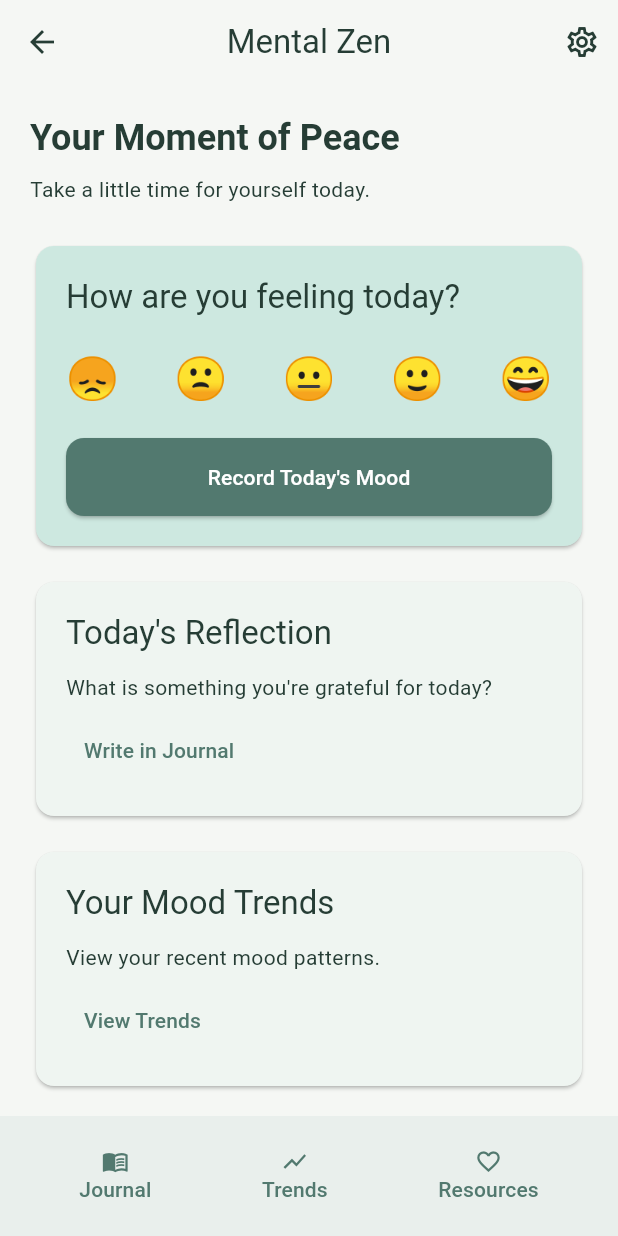
After one commit to m-beamlak04/mental_zen, a Flutter app: the HomeScreen screen opened directly, on a phone screen of 412 x 824 dp. The commit adds this screen. Run offline on Flutter 3.47's test engine with Material 3 defaults, Android fonts, the phone set to English and light mode, and no system bars; our stand-ins replace cloud_firestore, firebase_auth, firebase_core, google_sign_in; accounts and stored records are empty.

Commit message:
Implement Home dashboard and feature navigation to complete Phase 1 foundation

```diff
--- /dev/null
+++ b/lib/home/home_screen.dart
@@ -0,0 +1,155 @@
+import 'package:flutter/material.dart';
+
+import '../mood/mood_screen.dart';
+import '../mood/mood_trends_screen.dart';
+import '../journal/journal_screen.dart';
+import '../wellness/wellness_screen.dart';
+import '../settings/settings_screen.dart';
+
+class HomeScreen extends StatelessWidget {
+  const HomeScreen({super.key});
+
+  void _openScreen(BuildContext context, Widget screen) {
+    Navigator.push(context, MaterialPageRoute(builder: (_) => screen));
+  }
+
+  @override
+  Widget build(BuildContext context) {
+    final theme = Theme.of(context);
+
+    return Scaffold(
+      appBar: AppBar(
+        title: const Text('Mental Zen'),
+        actions: [
+          IconButton(
+            icon: const Icon(Icons.settings_outlined),
+            tooltip: 'Settings',
+            onPressed: () => _openScreen(context, const SettingsScreen()),
+          ),
+        ],
+      ),
+      body: ListView(
+        padding: const EdgeInsets.all(20),
+        children: [
+          Text(
+            'Your Moment of Peace',
+            style: theme.textTheme.headlineSmall?.copyWith(
+              fontWeight: FontWeight.bold,
+            ),
+          ),
+          const SizedBox(height: 8),
+          Text(
+            'Take a little time for yourself today.',
+            style: theme.textTheme.bodyMedium,
+          ),
+          const SizedBox(height: 24),
+
+          // Daily mood check-in
+          Card(
+            color: theme.colorScheme.secondaryContainer,
+            child: Padding(
+              padding: const EdgeInsets.all(20),
+              child: Column(
+                crossAxisAlignment: CrossAxisAlignment.stretch,
+                children: [
+                  Text(
+                    'How are you feeling today?',
+                    style: theme.textTheme.titleLarge,
+                  ),
+                  const SizedBox(height: 20),
+                  const Row(
+                    mainAxisAlignment: MainAxisAlignment.spaceBetween,
+                    children: [
+                      Text('😞', style: TextStyle(fontSize: 28)),
+                      Text('🙁', style: TextStyle(fontSize: 28)),
+                      Text('😐', style: TextStyle(fontSize: 28)),
+                      Text('🙂', style: TextStyle(fontSize: 28)),
+                      Text('😄', style: TextStyle(fontSize: 28)),
+                    ],
+                  ),
+                  const SizedBox(height: 20),
+                  ElevatedButton(
+                    onPressed: () => _openScreen(context, const MoodScreen()),
+                    child: const Text("Record Today's Mood"),
+                  ),
+                ],
+              ),
+            ),
+          ),
+          const SizedBox(height: 16),
+
+          // Today's reflection
+          Card(
+            child: Padding(
+              padding: const EdgeInsets.all(20),
+              child: Column(
+                crossAxisAlignment: CrossAxisAlignment.start,
+                children: [
+                  Text("Today's Reflection", style: theme.textTheme.titleLarge),
+                  const SizedBox(height: 12),
+                  const Text("What is something you're grateful for today?"),
+                  const SizedBox(height: 8),
+                  TextButton(
+                    onPressed: () =>
+                        _openScreen(context, const JournalScreen()),
+                    child: const Text('Write in Journal'),
+                  ),
+                ],
+              ),
+            ),
+          ),
+          const SizedBox(height: 16),
+
+          // Mood trends
+          Card(
+            child: Padding(
+              padding: const EdgeInsets.all(20),
+              child: Column(
+                crossAxisAlignment: CrossAxisAlignment.start,
+                children: [
+                  Text('Your Mood Trends', style: theme.textTheme.titleLarge),
+                  const SizedBox(height: 12),
+                  const Text('View your recent mood patterns.'),
+                  const SizedBox(height: 8),
+                  TextButton(
+                    onPressed: () =>
+                        _openScreen(context, const MoodTrendsScreen()),
+                    child: const Text('View Trends'),
+                  ),
+                ],
+              ),
+            ),
+          ),
+        ],
+      ),
+      bottomNavigationBar: BottomAppBar(
+        child: Row(
+          mainAxisAlignment: MainAxisAlignment.spaceAround,
+          children: [
+            TextButton(
+              onPressed: () => _openScreen(context, const JournalScreen()),
+              child: const Column(
+                mainAxisSize: MainAxisSize.min,
+                children: [Icon(Icons.menu_book_outlined), Text('Journal')],
+              ),
+            ),
+            TextButton(
+              onPressed: () => _openScreen(context, const MoodTrendsScreen()),
+              child: const Column(
+                mainAxisSize: MainAxisSize.min,
+                children: [Icon(Icons.show_chart), Text('Trends')],
+              ),
+            ),
+            TextButton(
+              onPressed: () => _openScreen(context, const WellnessScreen()),
+              child: const Column(
+                mainAxisSize: MainAxisSize.min,
+                children: [Icon(Icons.favorite_outline), Text('Resources')],
+              ),
+            ),
+          ],
+        ),
+      ),
+    );
+  }
+}
--- /dev/null
+++ b/lib/journal/journal_screen.dart
@@ -0,0 +1,13 @@
+import 'package:flutter/material.dart';
+
+class JournalScreen extends StatelessWidget {
+  const JournalScreen({super.key});
+
+  @override
+  Widget build(BuildContext context) {
+    return Scaffold(
+      appBar: AppBar(title: const Text('My Journal')),
+      body: const Center(child: Text('Journal entries coming soon')),
+    );
+  }
+}
--- /dev/null
+++ b/lib/mood/mood_screen.dart
@@ -0,0 +1,13 @@
+import 'package:flutter/material.dart';
+
+class MoodScreen extends StatelessWidget {
+  const MoodScreen({super.key});
+
+  @override
+  Widget build(BuildContext context) {
+    return Scaffold(
+      appBar: AppBar(title: const Text('Mood Log')),
+      body: const Center(child: Text('Mood tracking coming soon')),
+    );
+  }
+}
--- /dev/null
+++ b/lib/mood/mood_trends_screen.dart
@@ -0,0 +1,13 @@
+import 'package:flutter/material.dart';
+
+class MoodTrendsScreen extends StatelessWidget {
+  const MoodTrendsScreen({super.key});
+
+  @override
+  Widget build(BuildContext context) {
+    return Scaffold(
+      appBar: AppBar(title: const Text('Mood Trends')),
+      body: const Center(child: Text('Mood trends coming soon')),
+    );
+  }
+}
--- a/lib/profile/profile_gate.dart
+++ b/lib/profile/profile_gate.dart
@@ -5,7 +5,7 @@ import 'package:flutter/material.dart';
 import '../auth/auth_service.dart';
 import 'user_service.dart';
 import 'complete_profile_screen.dart';
-import '../auth/auth_gate.dart';
+import '../home/home_screen.dart';
 
 class ProfileGate extends StatefulWidget {
   final User user;
@@ -75,7 +75,7 @@ class _ProfileGateState extends State<ProfileGate> {
           );
         }
 
-        return const AuthenticatedScreen();
+        return const HomeScreen();
       },
     );
   }
--- /dev/null
+++ b/lib/wellness/wellness_screen.dart
@@ -0,0 +1,13 @@
+import 'package:flutter/material.dart';
+
+class WellnessScreen extends StatelessWidget {
+  const WellnessScreen({super.key});
+
+  @override
+  Widget build(BuildContext context) {
+    return Scaffold(
+      appBar: AppBar(title: const Text('Wellness Resources')),
+      body: const Center(child: Text('Wellness resources coming soon')),
+    );
+  }
+}
```
Also changed, not shown: lib/auth/auth_gate.dart (+0 -30 lines), lib/reminders/reminders_screen.dart (added, +13 -0 lines), lib/settings/settings_screen.dart (added, +55 -0 lines).
